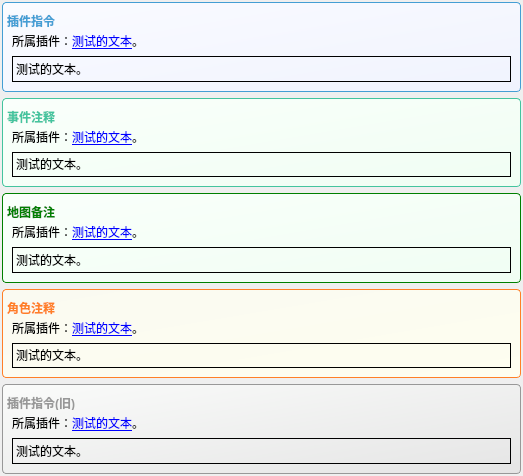
The window that DrillPluginInformationReader/Source/InformationModule/commandSearcherPart/helpDetailPart/p_ScriptHelp_CommandSearchCell.ui (DrillUp/DrillPluginInformationReader) describes before a commit, drawn with Qt 5.
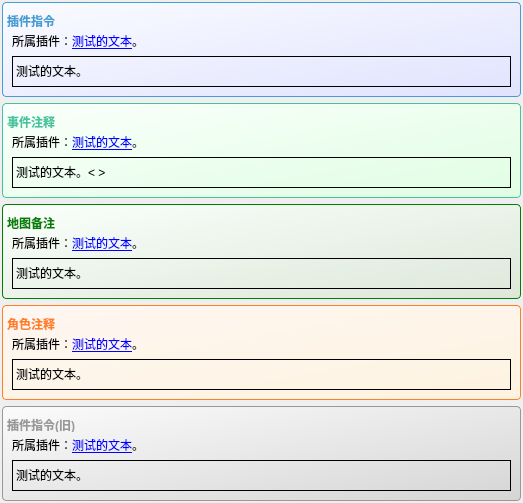
The same window after the commit.

```diff
--- a/DrillPluginInformationReader/Source/InformationModule/commandSearcherPart/helpDetailPart/p_ScriptHelp_CommandSearchCell.ui
+++ b/DrillPluginInformationReader/Source/InformationModule/commandSearcherPart/helpDetailPart/p_ScriptHelp_CommandSearchCell.ui
@@ -7,7 +7,7 @@
     <x>0</x>
     <y>0</y>
     <width>523</width>
-    <height>476</height>
+    <height>503</height>
    </rect>
   </property>
   <property name="windowTitle">
@@ -55,7 +55,7 @@
 QGroupBox{
 	color:#449ed4;
     border: 1px solid #449ed4;
-	background-color: qlineargradient(spread:pad, x1:0, y1:0, x2:1, y2:1, stop:0 #FAFBFF, stop:1 #F0F3FE );
+	background-color: qlineargradient(spread:pad, x1:0, y1:0, x2:1, y2:1, stop:0 #FAFBFF, stop:1 #E0E3FE );
 }</string>
      </property>
      <property name="title">
@@ -98,7 +98,7 @@
 QGroupBox{
 	color:#44c49e;
     border: 1px solid #44c49e;
-	background-color: qlineargradient(spread:pad, x1:0, y1:0, x2:1, y2:1, stop:0 #FAFFFB, stop:1 #F0FEF3 );
+	background-color: qlineargradient(spread:pad, x1:0, y1:0, x2:1, y2:1, stop:0 #FAFFFB, stop:1 #E0FEE3 );
 }</string>
      </property>
      <property name="title">
@@ -121,7 +121,7 @@
          <string notr="true">border:1px solid #000;</string>
         </property>
         <property name="text">
-         <string>&lt;html&gt;&lt;head/&gt;&lt;body&gt;&lt;p&gt;测试的文本。&lt;/p&gt;&lt;/body&gt;&lt;/html&gt;</string>
+         <string>&lt;html&gt;&lt;head/&gt;&lt;body&gt;&lt;p&gt;测试的文本。&amp;lt; &amp;gt; &lt;/p&gt;&lt;/body&gt;&lt;/html&gt;</string>
         </property>
         <property name="wordWrap">
          <bool>true</bool>
@@ -141,7 +141,7 @@
 QGroupBox{
 	color:#008000;
     border: 1px solid #008000;
-	background-color: qlineargradient(spread:pad, x1:0, y1:0, x2:1, y2:1, stop:0 #FAFFFB, stop:1 #F0FEF3 );
+	background-color: qlineargradient(spread:pad, x1:0, y1:0, x2:1, y2:1, stop:0 #FAFFFB, stop:1 #DDE7D9 );
 }</string>
      </property>
      <property name="title">
@@ -184,7 +184,7 @@
 QGroupBox{
 	color:#FF7F27;
     border: 1px solid #FF7F27;
-	background-color: qlineargradient(spread:pad, x1:0, y1:0, x2:1, y2:1, stop:0 #FAFAF1, stop:1 #FEFEF0 );
+	background-color: qlineargradient(spread:pad, x1:0, y1:0, x2:1, y2:1, stop:0 #FEF6F1, stop:1 #FEF3E1 );
 }</string>
      </property>
      <property name="title">
@@ -227,7 +227,7 @@
 QGroupBox{
 	color:#989898;
     border: 1px solid #989898;
-	background-color: qlineargradient(spread:pad, x1:0, y1:0, x2:1, y2:1, stop:0 #FAFBFA, stop:1 #E5E5E5 );
+	background-color: qlineargradient(spread:pad, x1:0, y1:0, x2:1, y2:1, stop:0 #FAFBFA, stop:1 #D5D5D5 );
 }</string>
      </property>
      <property name="title">
```
